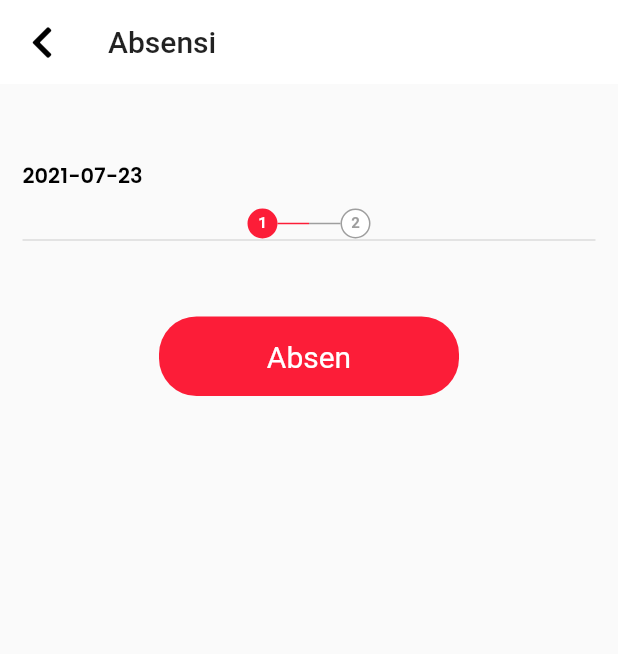
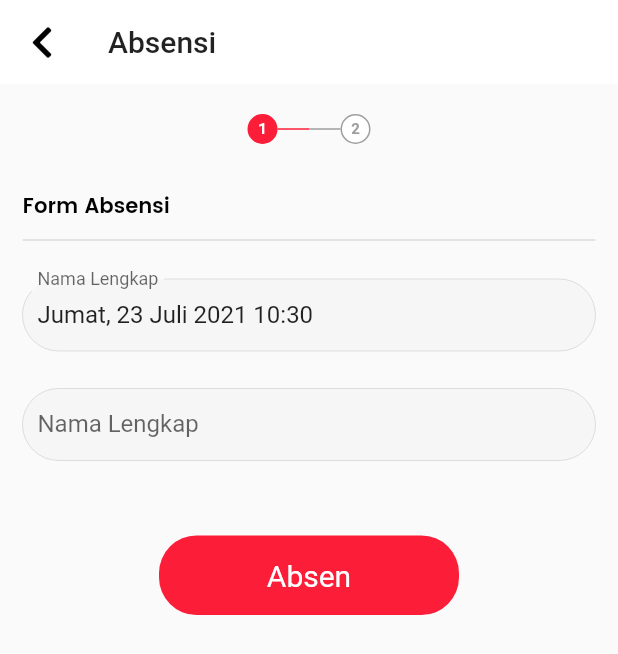
Before and after one commit to anhartasman/keluarmasuk, a Flutter app: the form_absensi_view screen opened directly, on a phone screen of 412 x 824 dp. Shown: the top 654 px of the screen. Run offline on Flutter 3.47's test engine with Material 2 defaults, Android fonts, the phone set to English and light mode, and no system bars; drawn by our look-alikes of flutter_form_builder; our stand-ins replace after_layout, cached_network_image, flutter_clean_architecture, flutter_screenutil, flutter_spinkit, flutter_svg and 10 more; missing offline and left inert: place_picker; accounts and stored records are empty; Roboto replaces fonts that are missing (Poppins).

```diff
--- a/lib/app/pages/form_absensi/form_absensi_view.dart
+++ b/lib/app/pages/form_absensi/form_absensi_view.dart
@@ -91,10 +91,14 @@ class form_absensi_viewView extends ViewState<
                   crossAxisAlignment: CrossAxisAlignment.start,
                   children: [
                     Padding(padding: EdgeInsets.only(top: 20)),
+                    CircleProgress(
+                        screen_width: 300,
+                        max_progress: 2,
+                        current_progress: 1),
                     Padding(
                       padding: const EdgeInsets.only(top: 30.0, bottom: 10),
                       child: Text(
-                        "${controller.labelTanggal}",
+                        "Form Absensi",
                         style: TextStyle(
                           fontSize: 14.0,
                           fontFamily: "Popins",
@@ -103,14 +107,55 @@ class form_absensi_viewView extends ViewState<
                         ),
                       ),
                     ),
-                    CircleProgress(
-                        screen_width: 300,
-                        max_progress: 2,
-                        current_progress: 1),
                     Divider(
                       color: Colors.black12,
                       height: 2.0,
                       thickness: 1,
+                    ),
+                    Padding(
+                        padding: const EdgeInsets.only(top: 25.0),
+                        child: Container(
+                          decoration: BoxDecoration(
+                            color: Warna.warnaAbu,
+                            borderRadius: new BorderRadius.circular(25.0),
+                          ),
+                          child: new FormBuilderTextField(
+                            name: "labelAbsenIn",
+                            controller: controller.txtCtrlLabelAbsenIn,
+                            decoration: GayaField.abu("Nama Lengkap"),
+                            validator: FormBuilderValidators.compose([
+                              FormBuilderValidators.required(context),
+                            ]),
+                            keyboardType: TextInputType.text,
+                            style: new TextStyle(
+                              fontFamily: "Poppins",
+                            ),
+                          ),
+                        ),
+                      ),
+                    Visibility(
+                      visible:controller.currentAbsensi!=null,
+                                          child: Padding(
+                        padding: const EdgeInsets.only(top: 25.0),
+                        child: Container(
+                          decoration: BoxDecoration(
+                            color: Warna.warnaAbu,
+                            borderRadius: new BorderRadius.circular(25.0),
+                          ),
+                          child: new FormBuilderTextField(
+                            name: "labelAbsenOut",
+                            controller: controller.txtCtrlLabelAbsenOut,
+                            decoration: GayaField.abu("Nama Lengkap"),
+                            validator: FormBuilderValidators.compose([
+                              FormBuilderValidators.required(context),
+                            ]),
+                            keyboardType: TextInputType.text,
+                            style: new TextStyle(
+                              fontFamily: "Poppins",
+                            ),
+                          ),
+                        ),
+                      ),
                     ),
                     Center(
                       child: Padding(
--- a/lib/app/pages/splash/splash_view.dart
+++ b/lib/app/pages/splash/splash_view.dart
@@ -2,8 +2,6 @@ import 'dart:convert';
 import 'dart:io';
 import 'dart:math';
 import 'dart:typed_data';
-
-
 
 import 'package:flutter_screenutil/flutter_screenutil.dart';
 import 'package:flutter_svg/flutter_svg.dart';
@@ -12,6 +10,7 @@ import 'package:flutter/material.dart';
 import 'package:flutter/services.dart';
 import 'package:flutter_clean_architecture/flutter_clean_architecture.dart';
 import 'package:keluarmasuk/app/utils/Warna.dart';
+import 'package:keluarmasuk/data/repositories/DataUserRepository.dart';
 import 'splash_controller.dart';
 import 'package:after_layout/after_layout.dart';
 //import 'package:openpgp/openpgp.dart';
@@ -20,7 +19,8 @@ import 'package:permission_handler/permission_handler.dart';
 class splash_view extends View {
   splash_view();
   @override
-  splash_viewView createState() => splash_viewView(splash_controller());
+  splash_viewView createState() =>
+      splash_viewView(splash_controller(DataUserRepository()));
 }
 
 class splash_viewView extends ViewState<splash_view, splash_controller>
```
Also changed, not shown: lib/app/pages/form_absensi/form_absensi_controller.dart (+29 -20 lines), lib/app/pages/splash/splash_controller.dart (+130 -31 lines), lib/app/pages/splash/splash_presenter.dart (+65 -1 lines), lib/domain/usecases/user/GetCurrentUserUseCase.dart (added, +46 -0 lines).
